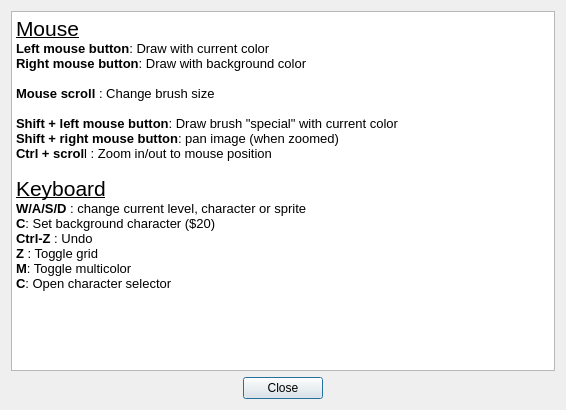
The window that source/dialogimagehelp.ui (leuat/TRSE) describes before a commit, drawn with Qt 5.
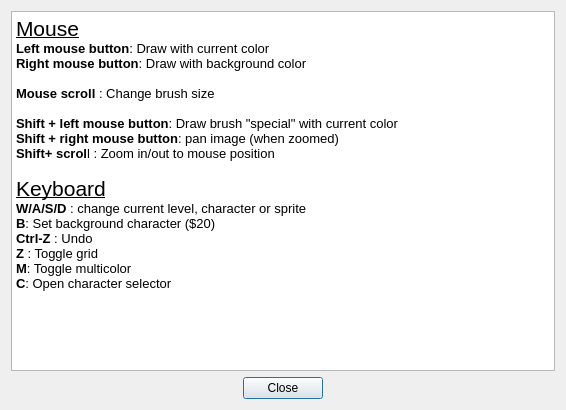
The same window after the commit.

Commit message: Shift instead of ctrl

Patch:
```diff
--- a/source/dialogimagehelp.ui
+++ b/source/dialogimagehelp.ui
@@ -31,11 +31,11 @@
 &lt;p style=&quot;-qt-paragraph-type:empty; margin-top:0px; margin-bottom:0px; margin-left:0px; margin-right:0px; -qt-block-indent:0; text-indent:0px; font-family:'Noto Sans';&quot;&gt;&lt;br /&gt;&lt;/p&gt;
 &lt;p style=&quot; margin-top:0px; margin-bottom:0px; margin-left:0px; margin-right:0px; -qt-block-indent:0; text-indent:0px;&quot;&gt;&lt;span style=&quot; font-family:'Noto Sans'; font-weight:600;&quot;&gt;Shift + left mouse button&lt;/span&gt;&lt;span style=&quot; font-family:'Noto Sans';&quot;&gt;: Draw brush &amp;quot;special&amp;quot; with current color&lt;/span&gt;&lt;/p&gt;
 &lt;p style=&quot; margin-top:0px; margin-bottom:0px; margin-left:0px; margin-right:0px; -qt-block-indent:0; text-indent:0px;&quot;&gt;&lt;span style=&quot; font-family:'Noto Sans'; font-weight:600;&quot;&gt;Shift + right mouse button&lt;/span&gt;&lt;span style=&quot; font-family:'Noto Sans';&quot;&gt;: pan image (when zoomed)&lt;/span&gt;&lt;/p&gt;
-&lt;p style=&quot; margin-top:0px; margin-bottom:0px; margin-left:0px; margin-right:0px; -qt-block-indent:0; text-indent:0px;&quot;&gt;&lt;span style=&quot; font-family:'Noto Sans'; font-weight:600;&quot;&gt;Ctrl + scrol&lt;/span&gt;&lt;span style=&quot; font-family:'Noto Sans';&quot;&gt;l : Zoom in/out to mouse position&lt;/span&gt;&lt;/p&gt;
+&lt;p style=&quot; margin-top:0px; margin-bottom:0px; margin-left:0px; margin-right:0px; -qt-block-indent:0; text-indent:0px;&quot;&gt;&lt;span style=&quot; font-family:'Noto Sans'; font-weight:600;&quot;&gt;Shift+ scrol&lt;/span&gt;&lt;span style=&quot; font-family:'Noto Sans';&quot;&gt;l : Zoom in/out to mouse position&lt;/span&gt;&lt;/p&gt;
 &lt;p style=&quot;-qt-paragraph-type:empty; margin-top:0px; margin-bottom:0px; margin-left:0px; margin-right:0px; -qt-block-indent:0; text-indent:0px; font-family:'Noto Sans';&quot;&gt;&lt;br /&gt;&lt;/p&gt;
 &lt;p style=&quot; margin-top:0px; margin-bottom:0px; margin-left:0px; margin-right:0px; -qt-block-indent:0; text-indent:0px;&quot;&gt;&lt;span style=&quot; font-family:'Noto Sans'; font-size:16pt; text-decoration: underline;&quot;&gt;Keyboard&lt;/span&gt;&lt;/p&gt;
 &lt;p style=&quot; margin-top:0px; margin-bottom:0px; margin-left:0px; margin-right:0px; -qt-block-indent:0; text-indent:0px;&quot;&gt;&lt;span style=&quot; font-family:'Noto Sans'; font-weight:600;&quot;&gt;W/A/S/D&lt;/span&gt;&lt;span style=&quot; font-family:'Noto Sans';&quot;&gt; : change current level, character or sprite&lt;/span&gt;&lt;/p&gt;
-&lt;p style=&quot; margin-top:0px; margin-bottom:0px; margin-left:0px; margin-right:0px; -qt-block-indent:0; text-indent:0px;&quot;&gt;&lt;span style=&quot; font-family:'Noto Sans'; font-weight:600;&quot;&gt;C&lt;/span&gt;&lt;span style=&quot; font-family:'Noto Sans';&quot;&gt;: Set background character ($20)&lt;/span&gt;&lt;/p&gt;
+&lt;p style=&quot; margin-top:0px; margin-bottom:0px; margin-left:0px; margin-right:0px; -qt-block-indent:0; text-indent:0px;&quot;&gt;&lt;span style=&quot; font-family:'Noto Sans'; font-weight:600;&quot;&gt;B&lt;/span&gt;&lt;span style=&quot; font-family:'Noto Sans';&quot;&gt;: Set background character ($20)&lt;/span&gt;&lt;/p&gt;
 &lt;p style=&quot; margin-top:0px; margin-bottom:0px; margin-left:0px; margin-right:0px; -qt-block-indent:0; text-indent:0px;&quot;&gt;&lt;span style=&quot; font-family:'Noto Sans'; font-weight:600;&quot;&gt;Ctrl-Z&lt;/span&gt;&lt;span style=&quot; font-family:'Noto Sans';&quot;&gt; : Undo&lt;/span&gt;&lt;/p&gt;
 &lt;p style=&quot; margin-top:0px; margin-bottom:0px; margin-left:0px; margin-right:0px; -qt-block-indent:0; text-indent:0px;&quot;&gt;&lt;span style=&quot; font-family:'Noto Sans'; font-weight:600;&quot;&gt;Z&lt;/span&gt;&lt;span style=&quot; font-family:'Noto Sans';&quot;&gt; : Toggle grid&lt;/span&gt;&lt;/p&gt;
 &lt;p style=&quot; margin-top:0px; margin-bottom:0px; margin-left:0px; margin-right:0px; -qt-block-indent:0; text-indent:0px;&quot;&gt;&lt;span style=&quot; font-family:'Noto Sans'; font-weight:600;&quot;&gt;M&lt;/span&gt;&lt;span style=&quot; font-family:'Noto Sans';&quot;&gt;: Toggle multicolor&lt;/span&gt;&lt;/p&gt;
```
The commit also changes 2 other files.
